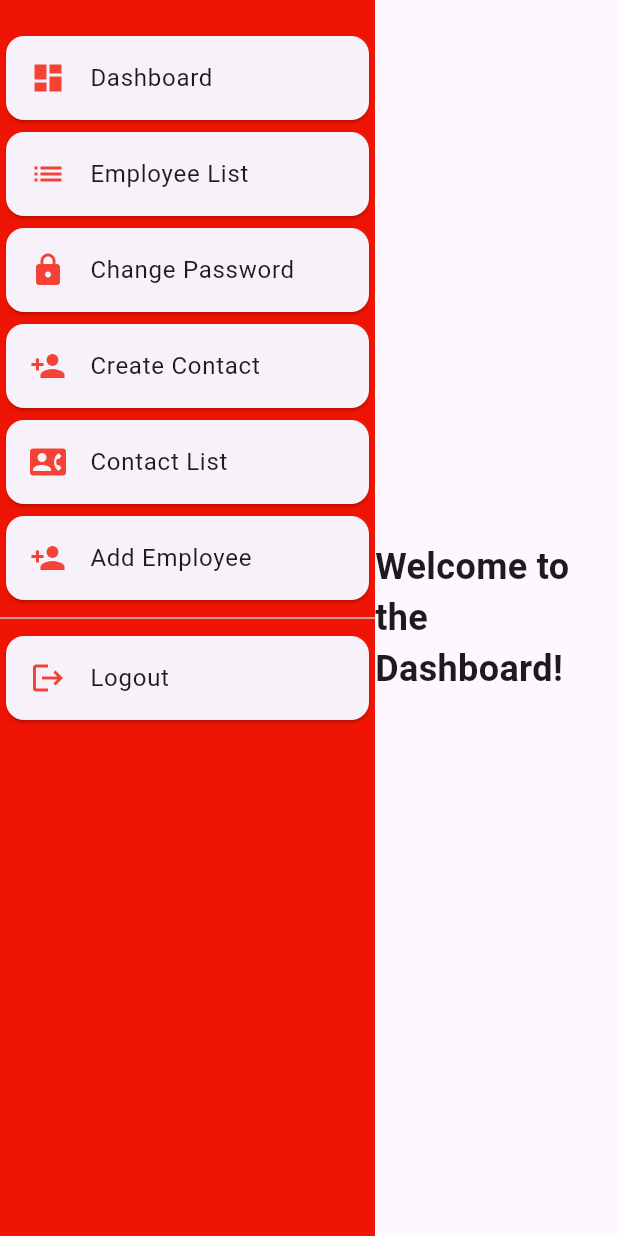
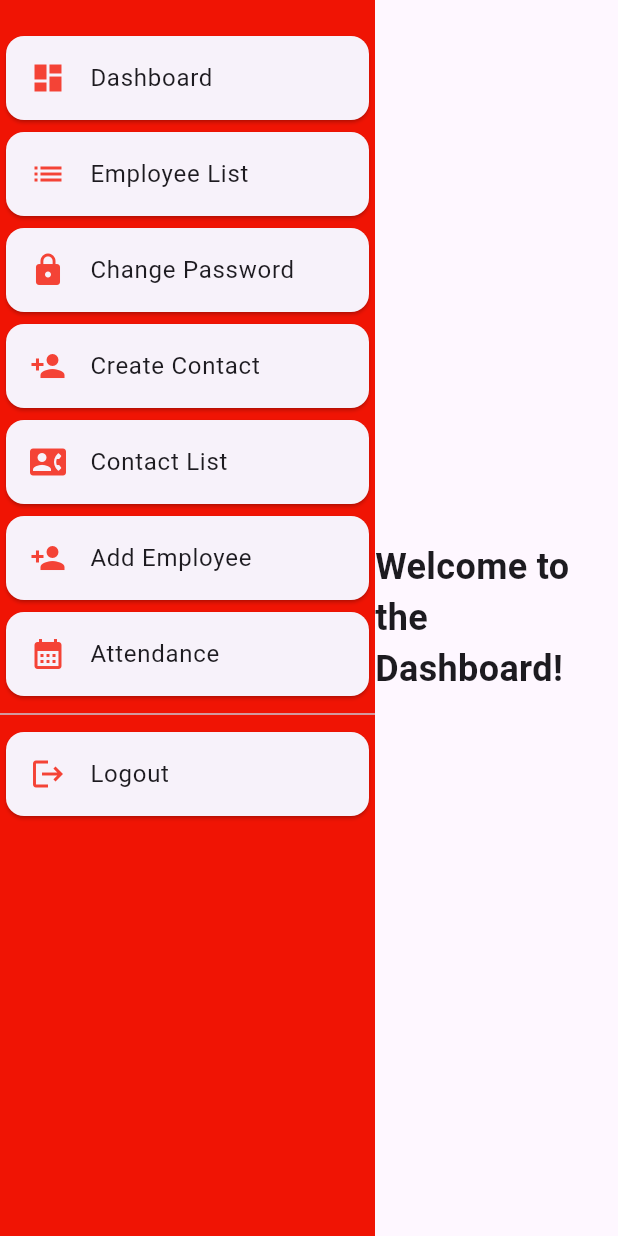
Before and after one commit to rojanparajuli/Restaurant-management-system, a Flutter app: the SideMenu screen opened directly, on a phone screen of 412 x 824 dp. Run offline on Flutter 3.47's test engine with Material 3 defaults, Android fonts, the phone set to English and light mode, and no system bars; our stand-ins replace flutter_bloc, image_picker, shared_preferences; accounts and stored records are empty; network calls fail.

Commit message:
attendance list added

```diff
--- /dev/null
+++ b/lib/bloc/attendance/get_attendance_cubit.dart
@@ -0,0 +1,27 @@
+import 'package:flutter_bloc/flutter_bloc.dart';
+import 'package:resturant/bloc/attendance/get_attendance_state.dart';
+import 'package:resturant/models/attendance/attendance_list_model.dart';
+import 'package:resturant/service/attendance/get_attendance_service.dart';
+
+class GetAttendanceCubit extends Cubit<GetAttendanceState> {
+  final GetAttendanceService service;
+
+  GetAttendanceCubit(this.service) : super(GetAttendanceInitial());
+
+  Future<void> getAttendance() async {
+    emit(GetAttendanceLoading());
+    try {
+      final response = await service.getAttendance();
+
+      if (response is List<AttendanceListModel>) {
+        emit(GetAttendanceLoaded(attendance: response));
+      } else if (response is String) {
+        emit(GetAttendanceError(message: response));
+      } else {
+        emit(GetAttendanceError(message: 'Unexpected response format.'));
+      }
+    } catch (e) {
+      emit(GetAttendanceError(message: 'An error occurred: $e'));
+    }
+  }
+}
--- /dev/null
+++ b/lib/bloc/attendance/get_attendance_state.dart
@@ -0,0 +1,19 @@
+import 'package:resturant/models/attendance/attendance_list_model.dart';
+
+abstract class GetAttendanceState {}
+
+class GetAttendanceInitial extends GetAttendanceState {}
+
+class GetAttendanceLoading extends GetAttendanceState {}
+
+class GetAttendanceLoaded extends GetAttendanceState {
+  final List<AttendanceListModel> attendance;
+
+  GetAttendanceLoaded({required this.attendance});
+}
+
+class GetAttendanceError extends GetAttendanceState {
+  final String message;
+
+  GetAttendanceError({required this.message});
+}
--- a/lib/components/side_menu.dart
+++ b/lib/components/side_menu.dart
@@ -3,6 +3,7 @@ import 'package:flutter_bloc/flutter_bloc.dart';
 import 'package:resturant/bloc/auth/auth_bloc.dart';
 import 'package:resturant/bloc/side_menu/side_menu_bloc.dart';
 import 'package:resturant/components/colors.dart';
+import 'package:resturant/screen/attendance/attendance_screen.dart';
 import 'package:resturant/screen/employee/add_user_view.dart';
 import 'package:resturant/screen/auth/change_password_view.dart';
 import 'package:resturant/screen/auth/login_view.dart';
@@ -80,6 +81,15 @@ class SideMenu extends StatelessWidget {
                     },
                   ),
                 ),
+                Card(
+                  child: ListTile(
+                    leading: const Icon(Icons.calendar_month, color: Colors.red),
+                    title: const Text('Attendance'),
+                    onTap: () {
+                      context.read<SideMenuCubit>().selectMenuItem(6);
+                    },
+                  ),
+                ),
                 const Divider(),
                 Card(
                   child: ListTile(
@@ -108,7 +118,8 @@ class SideMenu extends StatelessWidget {
                   ChangePasswordScreen(),
                   CreateContactScreen(),
                   ContactListView(),
-                  AddUserView()
+                  AddUserView(),
+                  AttendanceListScreen(),
                 ];
 
                 print("Selected Index: $selectedIndex");
--- a/lib/screen/dashboard/dashboard_view.dart
+++ b/lib/screen/dashboard/dashboard_view.dart
@@ -1,8 +1,13 @@
 import 'package:flutter/material.dart';
 
-class DashBoard extends StatelessWidget {
+class DashBoard extends StatefulWidget {
   const DashBoard({super.key});
 
+  @override
+  State<DashBoard> createState() => _DashBoardState();
+}
+
+class _DashBoardState extends State<DashBoard> {
   @override
   Widget build(BuildContext context) {
     return Scaffold(
```
Also changed, not shown: lib/myapp.dart (+7 -0 lines), lib/screen/attendance/attendance_screen.dart (added, +93 -0 lines), lib/service/attendance/get_attendance_service.dart (added, +43 -0 lines).
